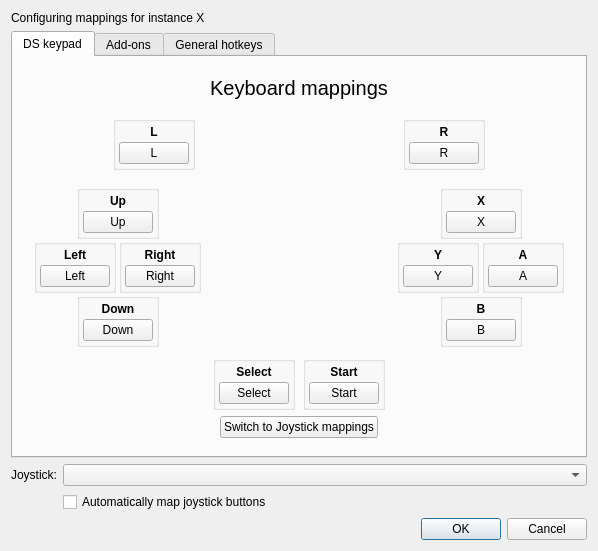
Above: src/frontend/qt_sdl/InputConfig/InputConfigDialog.ui from doomsday616/melonDS before the change. Below: the same form after it.
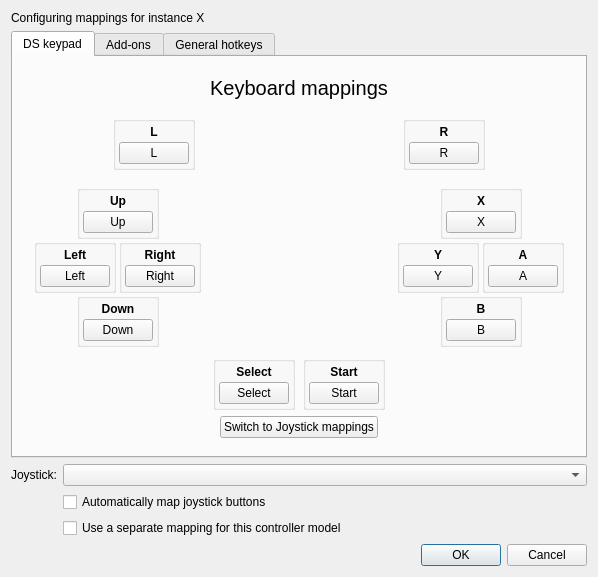
That is the form after the change. Icons and pictures are not drawn.

Commit message:
Add optional per-controller-model joystick mappings
Based on upstream PR melonDS-emu/melonDS#2569 (open, not merged upstream).
Reworked: the existing Joystick table stays the default mapping and is never
moved; an opt-in checkbox stores a separate mapping per SDL GUID, device
selection stays index-based, hot-plug re-picks the mapping, and dialog edits
are only written on OK.

```diff
--- a/src/frontend/qt_sdl/InputConfig/InputConfigDialog.ui
+++ b/src/frontend/qt_sdl/InputConfig/InputConfigDialog.ui
@@ -2329,6 +2329,16 @@
        </property>
       </widget>
      </item>
+     <item row="2" column="2">
+      <widget class="QCheckBox" name="cbModelMapping">
+       <property name="toolTip">
+        <string>&lt;html&gt;&lt;head/&gt;&lt;body&gt;&lt;p&gt;Store the joystick mappings below only for controllers of the same model as the selected joystick. Other controllers keep using the default mapping.&lt;/p&gt;&lt;p&gt;When enabled, this mapping is used for this model instead of automatic mapping. Disabling it removes the separate mapping when OK is pressed.&lt;/p&gt;&lt;/body&gt;&lt;/html&gt;</string>
+       </property>
+       <property name="text">
+        <string>Use a separate mapping for this controller model</string>
+       </property>
+      </widget>
+     </item>
     </layout>
    </item>
    <item row="0" column="0">
```
The commit also changes 7 other files.
